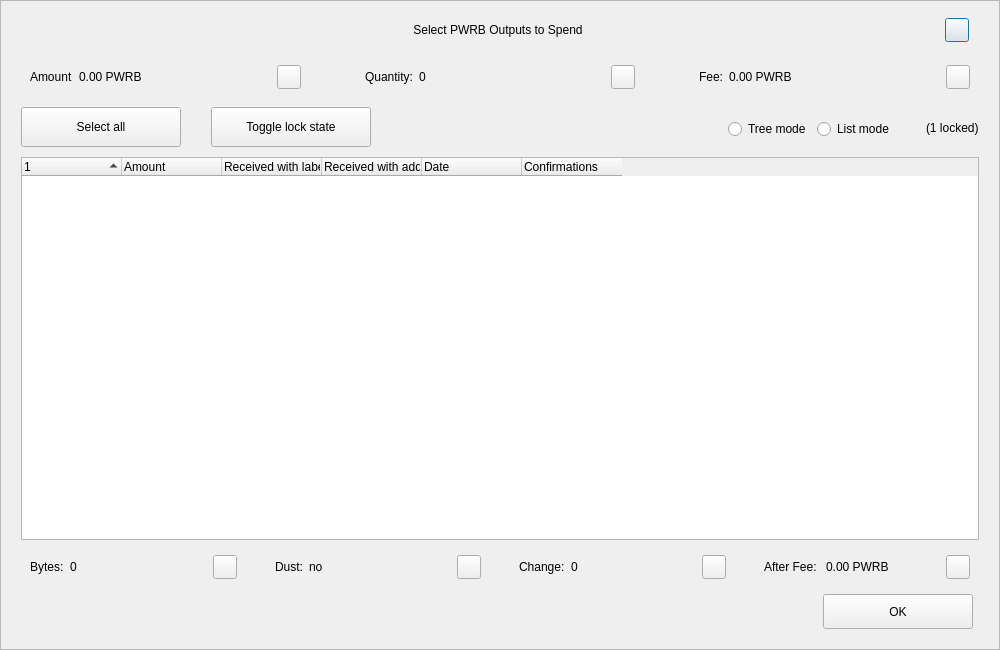
Before: the Qt Designer form src/qt/forms/coincontroldialog.ui in PWRB-Project/PWRB, drawn with Qt 5.
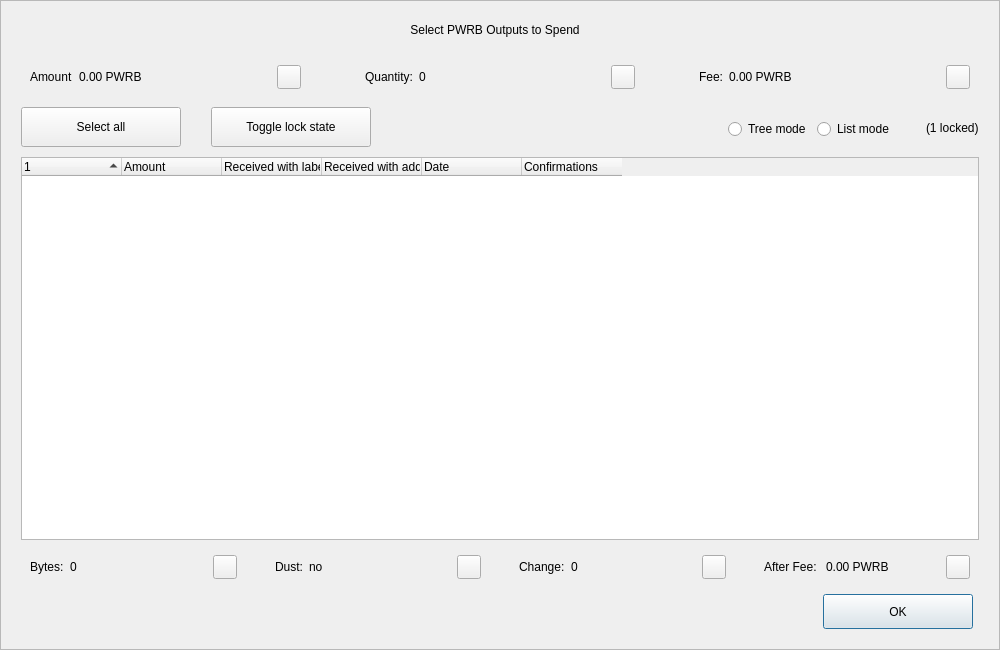
After: the same form once the commit is applied. Custom widgets are drawn as their Qt base class.

```diff
--- a/src/qt/forms/coincontroldialog.ui
+++ b/src/qt/forms/coincontroldialog.ui
@@ -97,9 +97,6 @@
             <height>40</height>
            </size>
           </property>
-          <property name="styleSheet">
-           <string notr="true">padding-left:30px;</string>
-          </property>
           <property name="text">
            <string>Select PWRB Outputs to Spend</string>
           </property>
@@ -124,25 +121,6 @@
           </property>
          </spacer>
         </item>
-        <item>
-         <widget class="QPushButton" name="btnEsc">
-          <property name="minimumSize">
-           <size>
-            <width>24</width>
-            <height>24</height>
-           </size>
-          </property>
-          <property name="maximumSize">
-           <size>
-            <width>24</width>
-            <height>24</height>
-           </size>
-          </property>
-          <property name="text">
-           <string/>
-          </property>
-         </widget>
-        </item>
        </layout>
       </item>
       <item>
```
